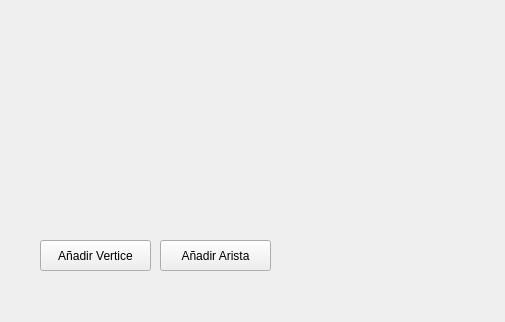
Qt form Cliente/client/widget.ui (efmz200/D2-Extra-Clase-1-) before a commit.
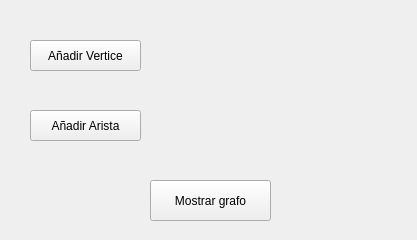
The same form after that commit.

Commit message: cambios de interfaz

```diff
--- a/Cliente/client/widget.ui
+++ b/Cliente/client/widget.ui
@@ -6,8 +6,8 @@
    <rect>
     <x>0</x>
     <y>0</y>
-    <width>505</width>
-    <height>322</height>
+    <width>417</width>
+    <height>240</height>
    </rect>
   </property>
   <property name="windowTitle">
@@ -16,8 +16,8 @@
   <widget class="QPushButton" name="VertBut">
    <property name="geometry">
     <rect>
-     <x>40</x>
-     <y>240</y>
+     <x>30</x>
+     <y>40</y>
      <width>111</width>
      <height>31</height>
     </rect>
@@ -29,8 +29,8 @@
   <widget class="QPushButton" name="AristaBut">
    <property name="geometry">
     <rect>
-     <x>160</x>
-     <y>240</y>
+     <x>30</x>
+     <y>110</y>
      <width>111</width>
      <height>31</height>
     </rect>
@@ -39,6 +39,19 @@
     <string>Añadir Arista</string>
    </property>
   </widget>
+  <widget class="QPushButton" name="pushButton">
+   <property name="geometry">
+    <rect>
+     <x>150</x>
+     <y>180</y>
+     <width>121</width>
+     <height>41</height>
+    </rect>
+   </property>
+   <property name="text">
+    <string>Mostrar grafo</string>
+   </property>
+  </widget>
  </widget>
  <resources/>
  <connections/>
```
The commit also changes 5 other files.
